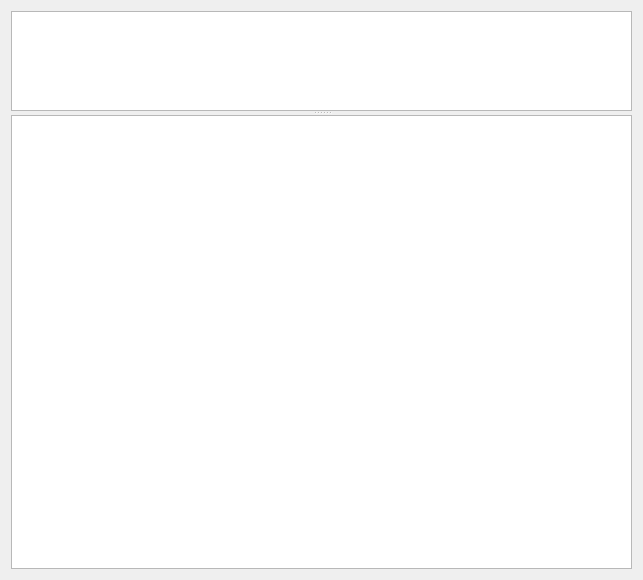
This is qt/aqt/forms/debug.ui in ankitects/anki as Qt 5 draws it before an edit. The edited form follows.
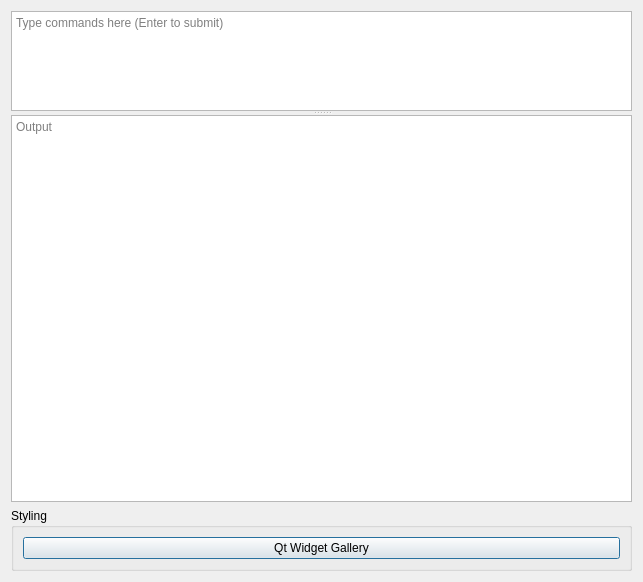
This is the edited form. Icons and pictures are not drawn.

Commit message: Add WidgetGallery to debug dialog

```diff
--- a/qt/aqt/forms/debug.ui
+++ b/qt/aqt/forms/debug.ui
@@ -7,7 +7,7 @@
     <x>0</x>
     <y>0</y>
     <width>643</width>
-    <height>580</height>
+    <height>582</height>
    </rect>
   </property>
   <property name="windowTitle">
@@ -48,6 +48,9 @@
       <property name="lineWrapMode">
        <enum>QPlainTextEdit::NoWrap</enum>
       </property>
+      <property name="placeholderText">
+       <string notr="true">Type commands here (Enter to submit)</string>
+      </property>
      </widget>
      <widget class="QPlainTextEdit" name="log">
       <property name="sizePolicy">
@@ -68,9 +71,28 @@
       <property name="readOnly">
        <bool>true</bool>
       </property>
+      <property name="placeholderText">
+       <string notr="true">Output</string>
+      </property>
      </widget>
     </widget>
    </item>
+   <item>
+    <widget class="QGroupBox" name="groupBox">
+     <property name="title">
+      <string notr="true">Styling</string>
+     </property>
+     <layout class="QVBoxLayout" name="verticalLayout_2">
+      <item>
+       <widget class="QPushButton" name="widgetsButton">
+        <property name="text">
+         <string notr="true">Qt Widget Gallery</string>
+        </property>
+       </widget>
+      </item>
+     </layout>
+    </widget>
+   </item>
   </layout>
  </widget>
  <resources/>
```
The commit also changes 3 other files.
